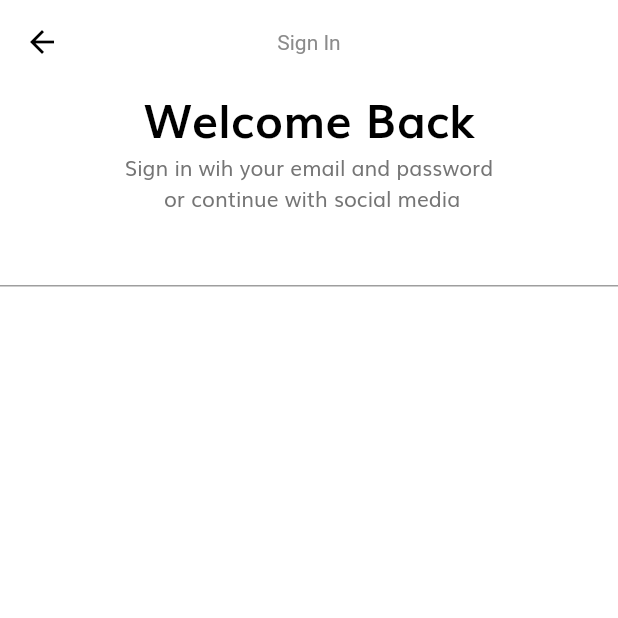
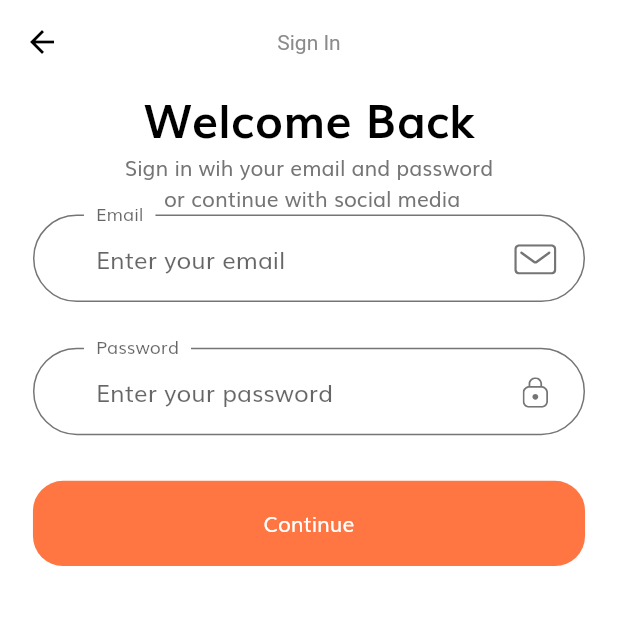
Before and after one commit to mobarak25/shop_app, a Flutter app: the screen it shows after launch, after a tap on "Continue", on a phone screen of 412 x 824 dp, the top half of it. Run offline on Flutter 3.47's test engine with Material 2 defaults, Android fonts, the phone set to English and light mode, and no system bars; our stand-ins replace flutter_svg.

```diff
--- /dev/null
+++ b/lib/components/rounded_input_text_field.dart
@@ -0,0 +1,53 @@
+import 'package:flutter/material.dart';
+import 'package:flutter_svg/flutter_svg.dart';
+import 'package:shop_app/constants.dart';
+import 'package:shop_app/size_config.dart';
+
+class RoundedInputTextField extends StatelessWidget {
+  final String? hintText, labelText, iconSrc;
+  final ValueChanged<String> onChanged;
+
+  const RoundedInputTextField({
+    Key? key,
+    this.hintText,
+    this.labelText,
+    this.iconSrc,
+    required this.onChanged,
+  }) : super(key: key);
+
+  @override
+  Widget build(BuildContext context) {
+    return TextFormField(
+      onChanged: onChanged,
+      keyboardType: TextInputType.emailAddress,
+      decoration: InputDecoration(
+        hintText: hintText,
+        labelText: labelText,
+        floatingLabelBehavior: FloatingLabelBehavior.always,
+        contentPadding: EdgeInsets.fromLTRB(42, 15, 5, 15),
+        enabledBorder: OutlineInputBorder(
+          borderSide: BorderSide(color: kTextColor),
+          borderRadius: BorderRadius.circular(30),
+          gapPadding: 8,
+        ),
+        focusedBorder: OutlineInputBorder(
+          borderSide: BorderSide(color: kTextColor),
+          borderRadius: BorderRadius.circular(30),
+          gapPadding: 8,
+        ),
+        suffixIcon: Padding(
+          padding: EdgeInsets.fromLTRB(
+            0,
+            getProportionateScreenWidth(18),
+            getProportionateScreenHeight(18),
+            getProportionateScreenHeight(18),
+          ),
+          child: SvgPicture.asset(
+            iconSrc!,
+            height: getProportionateScreenHeight(20),
+          ),
+        ),
+      ),
+    );
+  }
+}
--- a/lib/screens/sign_in/components/body.dart
+++ b/lib/screens/sign_in/components/body.dart
@@ -1,4 +1,8 @@
 import 'package:flutter/material.dart';
+
+import 'package:shop_app/components/default_button.dart';
+import 'package:shop_app/components/rounded_input_text_field.dart';
+
 import 'package:shop_app/size_config.dart';
 
 class Body extends StatelessWidget {
@@ -9,6 +13,10 @@ class Body extends StatelessWidget {
     return SizedBox(
       width: double.infinity,
       child: SafeArea(
+        child: Padding(
+          padding: EdgeInsets.symmetric(
+            horizontal: getProportionateScreenWidth(20),
+          ),
           child: Column(
             children: [
               Text(
@@ -25,6 +33,7 @@ class Body extends StatelessWidget {
               ),
               SignForm(),
             ],
+          ),
         ),
       ),
     );
@@ -44,7 +53,24 @@ class _SignFormState extends State<SignForm> {
     return Form(
       child: Column(
         children: [
-          TextFormField(),
+          RoundedInputTextField(
+            hintText: "Enter your email",
+            labelText: "Email",
+            iconSrc: "assets/icons/Mail.svg",
+            onChanged: (value) {},
+          ),
+          SizedBox(height: getProportionateScreenHeight(30)),
+          RoundedInputTextField(
+            hintText: "Enter your password",
+            labelText: "Password",
+            iconSrc: "assets/icons/Lock.svg",
+            onChanged: (value) {},
+          ),
+          SizedBox(height: getProportionateScreenHeight(30)),
+          DefultButton(
+            press: () {},
+            text: "Continue",
+          ),
         ],
       ),
     );
```
Also changed, not shown: pubspec.yaml (+43 -43 lines). Lines whose indentation alone changed are shown as unchanged.
